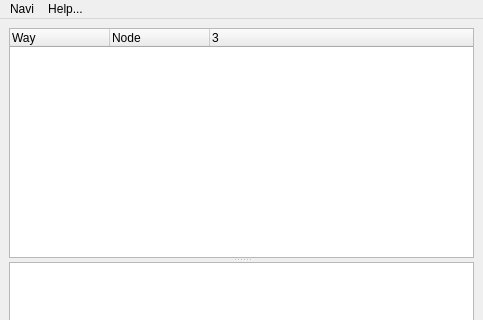
Before: the Qt Designer form ui/nvroute.ui in berndhs/navi, drawn with Qt 5; both pictures show x 0 to 483 and y 0 to 320 of the 483 by 669 pixel window.
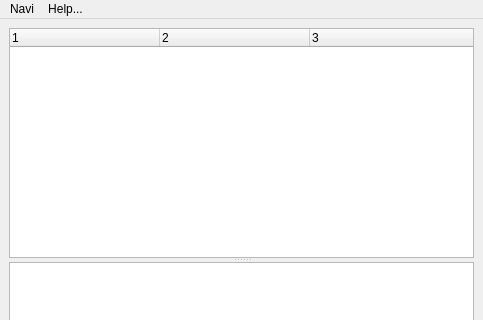
After: the same form once the commit is applied. Icons and pictures are not drawn.

```diff
--- a/ui/nvroute.ui
+++ b/ui/nvroute.ui
@@ -28,19 +28,25 @@
        <property name="columnCount">
         <number>3</number>
        </property>
+       <attribute name="headerDefaultSectionSize">
+        <number>150</number>
+       </attribute>
+       <attribute name="headerMinimumSectionSize">
+        <number>100</number>
+       </attribute>
        <column>
         <property name="text">
-         <string>Way</string>
+         <string/>
         </property>
        </column>
        <column>
         <property name="text">
-         <string>Node</string>
+         <string/>
         </property>
        </column>
        <column>
         <property name="text">
-         <string notr="true">3</string>
+         <string notr="true"/>
         </property>
        </column>
       </widget>
```
